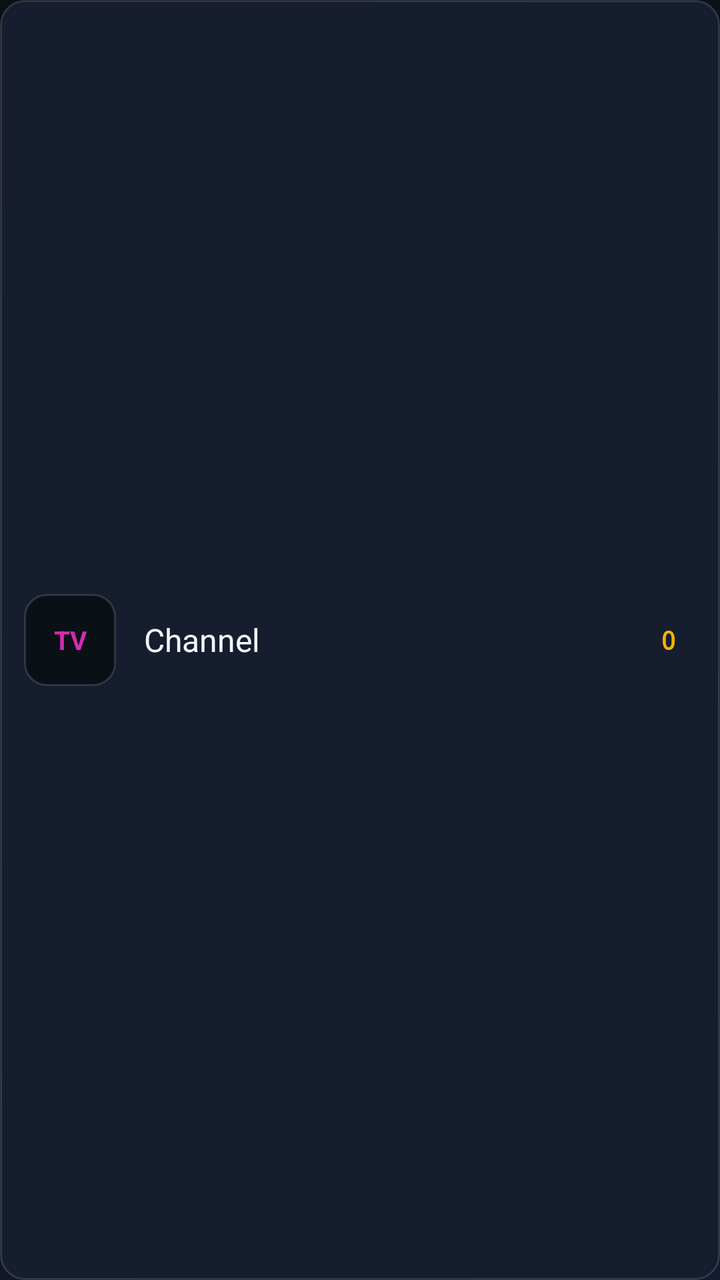
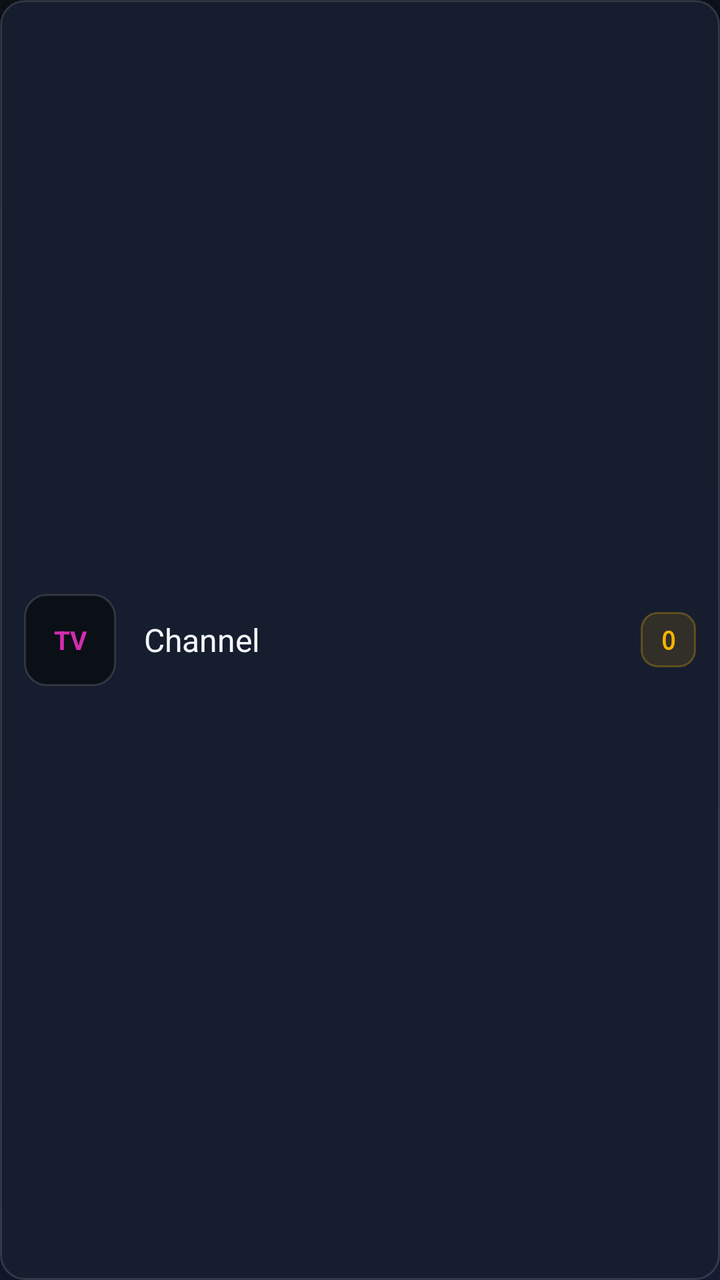

Screens rendered from an Android XML layout before and after an edit, with the pre-edit source and the edit as a unified diff.
<!-- AndroidManifest.xml: application theme Theme.Televo -->
<!-- res/layout/item_channel.xml -->
<?xml version="1.0" encoding="utf-8"?>
<LinearLayout xmlns:android="http://schemas.android.com/apk/res/android"
    android:layout_width="match_parent"
    android:layout_height="wrap_content"
    android:orientation="horizontal"
    android:gravity="center_vertical"
    android:background="@drawable/bg_ghost"
    android:focusable="true"
    android:clickable="true"
    android:padding="12dp"
    android:layout_marginBottom="8dp">

    <TextView android:id="@+id/ch_logo" android:layout_width="46dp" android:layout_height="46dp" android:gravity="center" android:text="TV" android:textColor="@color/tv_magenta" android:textStyle="bold" android:textSize="13sp" android:background="@drawable/bg_field" />

    <TextView android:id="@+id/ch_name" android:layout_width="0dp" android:layout_weight="1" android:layout_height="wrap_content" android:layout_marginStart="14dp" android:text="Channel" android:textColor="@color/tv_text" android:textSize="16sp" android:singleLine="true" android:ellipsize="end" />

    <TextView android:id="@+id/ch_num" android:layout_width="wrap_content" android:layout_height="wrap_content" android:paddingHorizontal="10dp" android:paddingVertical="5dp" android:text="0" android:textColor="@color/tv_amber" android:textStyle="bold" android:textSize="13sp" android:fontFamily="monospace" />
</LinearLayout>
<!-- resources referenced by this layout -->
<resources>
  <color name="tv_amber">#FFF5B301</color>
  <color name="tv_magenta">#FFD42CB0</color>
  <color name="tv_text">#FFF4F6FB</color>
  <!-- drawable bg_field (drawable) -->
  <?xml version="1.0" encoding="utf-8"?>
  <selector xmlns:android="http://schemas.android.com/apk/res/android">
      <item android:state_focused="true">
          <shape android:shape="rectangle">
              <corners android:radius="11dp" />
              <solid android:color="#FF0B0F16" />
              <stroke android:width="2dp" android:color="#FF9333EA" />
          </shape>
      </item>
      <item>
          <shape android:shape="rectangle">
              <corners android:radius="11dp" />
              <solid android:color="#FF0B0F16" />
              <stroke android:width="1dp" android:color="#22FFFFFF" />
          </shape>
      </item>
  </selector>
  <!-- drawable bg_ghost (drawable) -->
  <?xml version="1.0" encoding="utf-8"?>
  <selector xmlns:android="http://schemas.android.com/apk/res/android">
      <item android:state_focused="true">
          <shape android:shape="rectangle">
              <corners android:radius="12dp" />
              <solid android:color="#FF212B44" />
              <stroke android:width="2dp" android:color="#FF9333EA" />
          </shape>
      </item>
      <item android:state_pressed="true">
          <shape android:shape="rectangle">
              <corners android:radius="12dp" />
              <solid android:color="#FF212B44" />
              <stroke android:width="2dp" android:color="#FF9333EA" />
          </shape>
      </item>
      <item>
          <shape android:shape="rectangle">
              <corners android:radius="12dp" />
              <solid android:color="#FF161D2E" />
              <stroke android:width="1dp" android:color="#22FFFFFF" />
          </shape>
      </item>
  </selector>
  <style name="Theme.Televo" parent="Theme.Material3.Dark.NoActionBar">
          <item name="colorPrimary">@color/tv_purple</item>
          <item name="colorOnPrimary">@color/white</item>
          <item name="colorSecondary">@color/tv_magenta</item>
          <item name="colorOnSecondary">@color/white</item>
          <item name="android:windowBackground">@drawable/bg_gradient</item>
          <item name="android:statusBarColor">@color/tv_ground</item>
          <item name="android:navigationBarColor">@color/tv_ground</item>
          <item name="android:textColorPrimary">@color/tv_text</item>
      </style>
  <color name="tv_purple">#FF9333EA</color>
  <color name="white">#FFFFFFFF</color>
  <!-- drawable bg_gradient (drawable) -->
  <?xml version="1.0" encoding="utf-8"?>
  <shape xmlns:android="http://schemas.android.com/apk/res/android" android:shape="rectangle">
      <gradient
          android:type="linear"
          android:angle="315"
          android:startColor="#FF0B0F16"
          android:centerColor="#FF0C1120"
          android:endColor="#FF141A30" />
  </shape>
  <color name="tv_ground">#FF0B0F16</color>
</resources>

<!-- the commit's change to res/layout/item_channel.xml (unified diff, before → after) -->
@@ -14,5 +14,5 @@
 
     <TextView android:id="@+id/ch_name" android:layout_width="0dp" android:layout_weight="1" android:layout_height="wrap_content" android:layout_marginStart="14dp" android:text="Channel" android:textColor="@color/tv_text" android:textSize="16sp" android:singleLine="true" android:ellipsize="end" />
 
-    <TextView android:id="@+id/ch_num" android:layout_width="wrap_content" android:layout_height="wrap_content" android:paddingHorizontal="10dp" android:paddingVertical="5dp" android:text="0" android:textColor="@color/tv_amber" android:textStyle="bold" android:textSize="13sp" android:fontFamily="monospace" />
+    <TextView android:id="@+id/ch_num" android:layout_width="wrap_content" android:layout_height="wrap_content" android:background="@drawable/bg_num" android:paddingHorizontal="10dp" android:paddingVertical="5dp" android:text="0" android:textColor="@color/tv_amber" android:textStyle="bold" android:textSize="13sp" android:fontFamily="monospace" />
 </LinearLayout>
<!-- resource entries referenced after the edit -->
@@ -38,6 +38,13 @@
               <stroke android:width="2dp" android:color="#FF9333EA" />
           </shape>
       </item>
+      <item android:state_selected="true">
+          <shape android:shape="rectangle">
+              <corners android:radius="12dp" />
+              <solid android:color="#26301A4D" />
+              <stroke android:width="1dp" android:color="#669333EA" />
+          </shape>
+      </item>
       <item>
           <shape android:shape="rectangle">
               <corners android:radius="12dp" />
@@ -46,6 +53,13 @@
           </shape>
       </item>
   </selector>
+  <!-- drawable bg_num (drawable) -->
+  <?xml version="1.0" encoding="utf-8"?>
+  <shape xmlns:android="http://schemas.android.com/apk/res/android" android:shape="rectangle">
+      <corners android:radius="8dp"/>
+      <solid android:color="#1FF5B301"/>
+      <stroke android:width="1dp" android:color="#48F5B301"/>
+  </shape>
   <style name="Theme.Televo" parent="Theme.Material3.Dark.NoActionBar">
           <item name="colorPrimary">@color/tv_purple</item>
           <item name="colorOnPrimary">@color/white</item>
